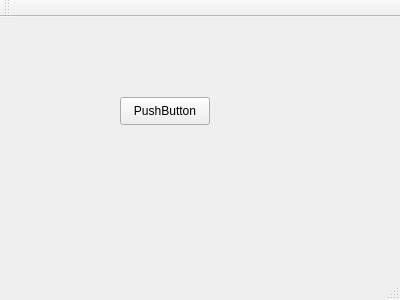
ECruz25/OS_Project_1, file mainwindow.ui: the form before one commit.
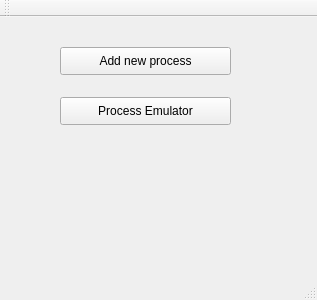
The form after the commit.

```diff
--- a/mainwindow.ui
+++ b/mainwindow.ui
@@ -6,7 +6,7 @@
    <rect>
     <x>0</x>
     <y>0</y>
-    <width>400</width>
+    <width>317</width>
     <height>300</height>
    </rect>
   </property>
@@ -17,14 +17,27 @@
    <widget class="QPushButton" name="pushButton">
     <property name="geometry">
      <rect>
-      <x>120</x>
+      <x>60</x>
+      <y>30</y>
+      <width>171</width>
+      <height>28</height>
+     </rect>
+    </property>
+    <property name="text">
+     <string>Add new process</string>
+    </property>
+   </widget>
+   <widget class="QPushButton" name="pushButton_2">
+    <property name="geometry">
+     <rect>
+      <x>60</x>
       <y>80</y>
-      <width>90</width>
+      <width>171</width>
       <height>28</height>
      </rect>
     </property>
     <property name="text">
-     <string>PushButton</string>
+     <string>Process Emulator</string>
     </property>
    </widget>
   </widget>
```
Left out of the diff: 2 changed lines with no effect on the pictures.
